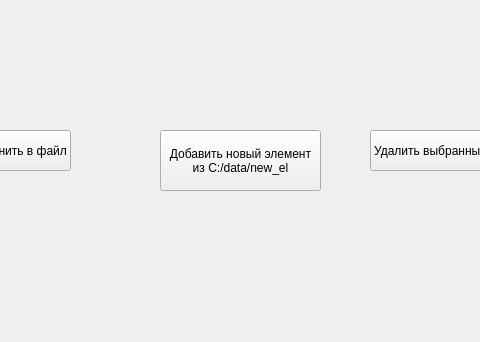
First picture: the form in camers.ui, repository cirrew/-_-, before the edit; both pictures show x 340 to 820 and y 320 to 662 of the 923 by 662 pixel window.
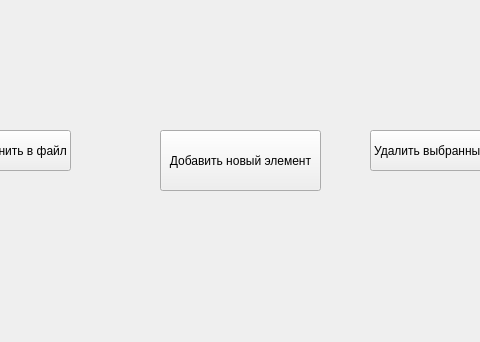
Second picture: the form after the edit.

Patch:
```diff
--- a/camers.ui
+++ b/camers.ui
@@ -203,8 +203,7 @@
      </rect>
     </property>
     <property name="text">
-     <string>Добавить новый элемент
-из C:/data/new_el</string>
+     <string>Добавить новый элемент</string>
     </property>
    </widget>
    <widget class="QPushButton" name="del_el_from_l">
```
